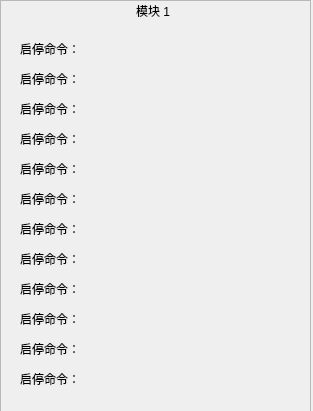
This is Form/Module/modular.ui in caosq/ChickenFarm as Qt 5 draws it before an edit. The edited form follows.
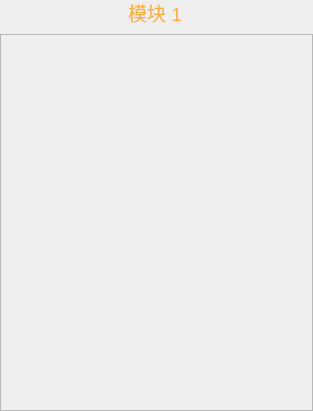
This is the edited form. Icons and pictures are not drawn.

Diff of the .ui file:
```diff
--- a/Form/Module/modular.ui
+++ b/Form/Module/modular.ui
@@ -17,9 +17,9 @@
    <property name="geometry">
     <rect>
      <x>0</x>
-     <y>0</y>
-     <width>311</width>
-     <height>417</height>
+     <y>34</y>
+     <width>313</width>
+     <height>377</height>
     </rect>
    </property>
    <property name="styleSheet">
@@ -32,175 +32,61 @@
    <property name="frameShadow">
     <enum>QFrame::Raised</enum>
    </property>
-   <widget class="QLabel" name="label_10">
-    <property name="geometry">
-     <rect>
-      <x>20</x>
-      <y>100</y>
-      <width>81</width>
-      <height>17</height>
-     </rect>
-    </property>
-    <property name="text">
-     <string>启停命令：</string>
-    </property>
-   </widget>
-   <widget class="QLabel" name="label_11">
-    <property name="geometry">
-     <rect>
-      <x>20</x>
-      <y>40</y>
-      <width>81</width>
-      <height>17</height>
-     </rect>
-    </property>
-    <property name="text">
-     <string>启停命令：</string>
-    </property>
-   </widget>
-   <widget class="QLabel" name="label_12">
-    <property name="geometry">
-     <rect>
-      <x>20</x>
-      <y>70</y>
-      <width>81</width>
-      <height>17</height>
-     </rect>
-    </property>
-    <property name="text">
-     <string>启停命令：</string>
-    </property>
-   </widget>
-   <widget class="QLabel" name="label_13">
-    <property name="geometry">
-     <rect>
-      <x>20</x>
-      <y>130</y>
-      <width>81</width>
-      <height>17</height>
-     </rect>
-    </property>
-    <property name="text">
-     <string>启停命令：</string>
-    </property>
-   </widget>
-   <widget class="QLabel" name="label_14">
-    <property name="geometry">
-     <rect>
-      <x>20</x>
-      <y>220</y>
-      <width>81</width>
-      <height>17</height>
-     </rect>
-    </property>
-    <property name="text">
-     <string>启停命令：</string>
-    </property>
-   </widget>
-   <widget class="QLabel" name="label_15">
-    <property name="geometry">
-     <rect>
-      <x>20</x>
-      <y>160</y>
-      <width>81</width>
-      <height>17</height>
-     </rect>
-    </property>
-    <property name="text">
-     <string>启停命令：</string>
-    </property>
-   </widget>
-   <widget class="QLabel" name="label_16">
-    <property name="geometry">
-     <rect>
-      <x>20</x>
-      <y>190</y>
-      <width>81</width>
-      <height>17</height>
-     </rect>
-    </property>
-    <property name="text">
-     <string>启停命令：</string>
-    </property>
-   </widget>
-   <widget class="QLabel" name="label_17">
-    <property name="geometry">
-     <rect>
-      <x>20</x>
-      <y>250</y>
-      <width>81</width>
-      <height>17</height>
-     </rect>
-    </property>
-    <property name="text">
-     <string>启停命令：</string>
-    </property>
-   </widget>
-   <widget class="QLabel" name="label_18">
-    <property name="geometry">
-     <rect>
-      <x>20</x>
-      <y>340</y>
-      <width>81</width>
-      <height>17</height>
-     </rect>
-    </property>
-    <property name="text">
-     <string>启停命令：</string>
-    </property>
-   </widget>
-   <widget class="QLabel" name="label_19">
-    <property name="geometry">
-     <rect>
-      <x>20</x>
-      <y>280</y>
-      <width>81</width>
-      <height>17</height>
-     </rect>
-    </property>
-    <property name="text">
-     <string>启停命令：</string>
-    </property>
-   </widget>
-   <widget class="QLabel" name="label_20">
-    <property name="geometry">
-     <rect>
-      <x>20</x>
-      <y>310</y>
-      <width>81</width>
-      <height>17</height>
-     </rect>
-    </property>
-    <property name="text">
-     <string>启停命令：</string>
-    </property>
-   </widget>
-   <widget class="QLabel" name="label_21">
-    <property name="geometry">
-     <rect>
-      <x>20</x>
-      <y>370</y>
-      <width>81</width>
-      <height>17</height>
-     </rect>
-    </property>
-    <property name="text">
-     <string>启停命令：</string>
-    </property>
-   </widget>
-   <widget class="QLabel" name="label_22">
-    <property name="geometry">
-     <rect>
-      <x>136</x>
-      <y>0</y>
-      <width>49</width>
-      <height>21</height>
-     </rect>
-    </property>
-    <property name="text">
-     <string>模块 1</string>
-    </property>
-   </widget>
+  </widget>
+  <widget class="QLabel" name="label">
+   <property name="geometry">
+    <rect>
+     <x>128</x>
+     <y>0</y>
+     <width>57</width>
+     <height>25</height>
+    </rect>
+   </property>
+   <property name="palette">
+    <palette>
+     <active>
+      <colorrole role="WindowText">
+       <brush brushstyle="SolidPattern">
+        <color alpha="255">
+         <red>252</red>
+         <green>175</green>
+         <blue>62</blue>
+        </color>
+       </brush>
+      </colorrole>
+     </active>
+     <inactive>
+      <colorrole role="WindowText">
+       <brush brushstyle="SolidPattern">
+        <color alpha="255">
+         <red>252</red>
+         <green>175</green>
+         <blue>62</blue>
+        </color>
+       </brush>
+      </colorrole>
+     </inactive>
+     <disabled>
+      <colorrole role="WindowText">
+       <brush brushstyle="SolidPattern">
+        <color alpha="255">
+         <red>190</red>
+         <green>190</green>
+         <blue>190</blue>
+        </color>
+       </brush>
+      </colorrole>
+     </disabled>
+    </palette>
+   </property>
+   <property name="font">
+    <font>
+     <pointsize>14</pointsize>
+    </font>
+   </property>
+   <property name="text">
+    <string>模块 1</string>
+   </property>
   </widget>
  </widget>
  <resources/>
```
Left out of the diff: 2 changed lines with no effect on the pictures.
